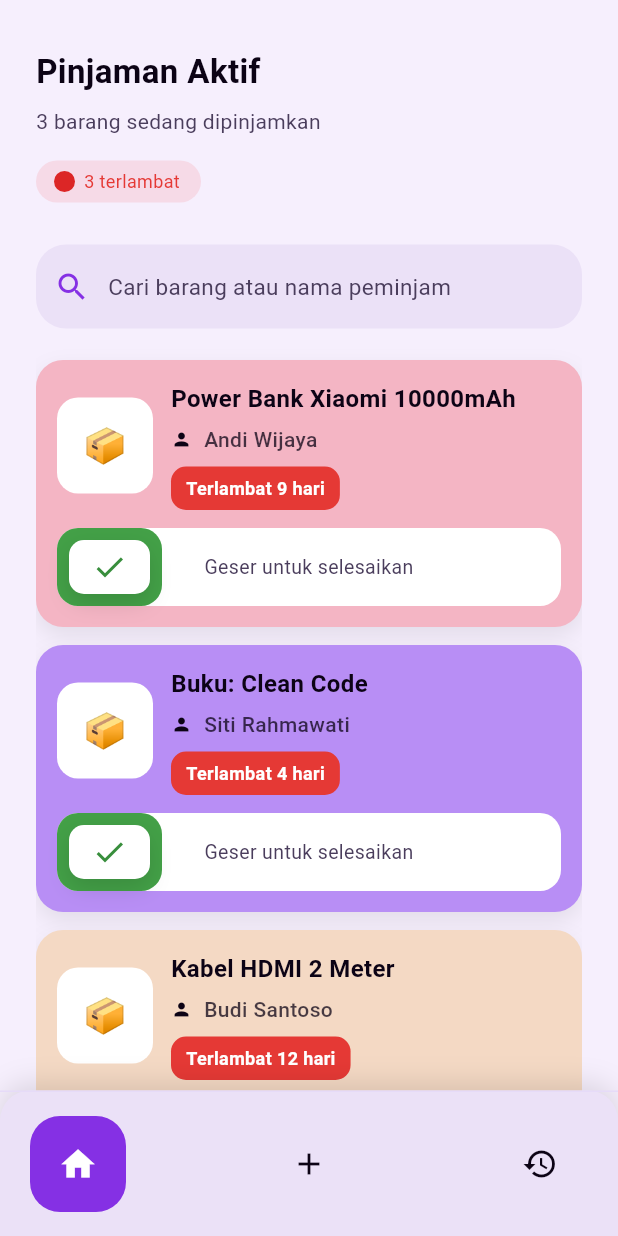
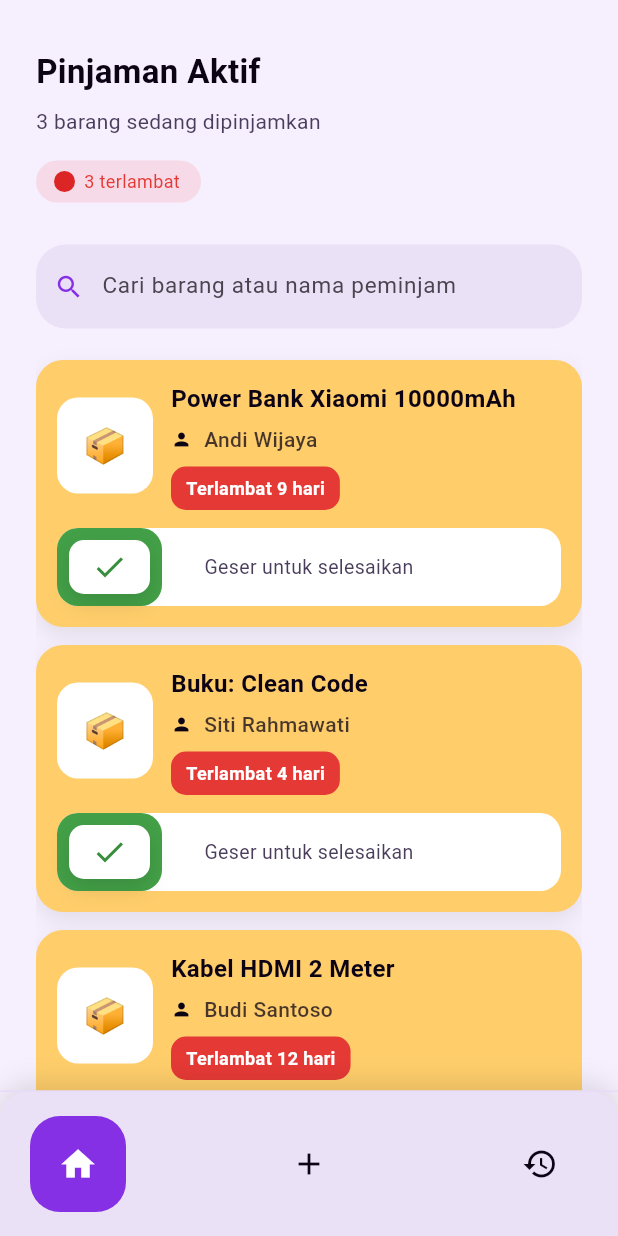
Before and after one commit to Nyot-Nyot/pinjam-in, a Flutter app: the HomeScreen screen opened directly, on a phone screen of 412 x 824 dp. Run offline on Flutter 3.47's test engine with Material 3 defaults, Android fonts, the phone set to English and light mode, and no system bars; our stand-ins replace flutter_contacts, flutter_svg, google_fonts; Roboto replaces fonts that are missing (Arimo).

Commit message:
feat(core): use shared pastel palette for item cards

```diff
--- a/lib/models/loan_item.dart
+++ b/lib/models/loan_item.dart
@@ -1,3 +1,5 @@
+import 'dart:math';
+
 import 'package:flutter/material.dart';
 
 class LoanItem {
@@ -18,4 +20,21 @@ class LoanItem {
   final String? note;
   final String? contact;
   final Color color;
+
+  // A small pastel palette used across the app.
+  static const List<Color> pastelPalette = [
+    Color(0xFFFF95B8), // warm pink
+    Color(0xFF7FD8FF), // ice blue
+    Color(0xFFFFCE6B), // peach/yellow
+    Color(0xFFB78CFF), // lavender
+    Color(0xFF79F0B0), // mint
+    Color(0xFFF4D9C4), // warm beige
+    Color(0xFFB88EF5), // soft purple
+  ];
+
+  /// Returns a random pastel color from the shared palette.
+  static Color randomPastel([Random? rng]) {
+    final r = rng ?? Random();
+    return pastelPalette[r.nextInt(pastelPalette.length)];
+  }
 }
--- a/lib/screens/add_item_screen.dart
+++ b/lib/screens/add_item_screen.dart
@@ -426,7 +426,7 @@ class _AddItemScreenState extends State<AddItemScreen> {
       contact: _contactController.text.trim().isEmpty
           ? null
           : _contactController.text.trim(),
-      color: widget.initial?.color ?? const Color(0xFFF4D9C4),
+      color: widget.initial?.color ?? LoanItem.randomPastel(),
     );
 
     Navigator.of(context).pop<LoanItem>(newItem);
--- a/lib/screens/home_screen.dart
+++ b/lib/screens/home_screen.dart
@@ -1,3 +1,5 @@
+import 'dart:async';
+
 import 'package:flutter/material.dart';
 import 'package:google_fonts/google_fonts.dart';
 
@@ -19,6 +21,10 @@ class _HomeScreenState extends State<HomeScreen> {
   late final PageController _pageController;
   double _pageValue = 0.0;
   LoanItem? _editingItem;
+  String _query = '';
+  late final TextEditingController _searchController;
+  late final FocusNode _searchFocusNode;
+  Timer? _searchDebounce;
 
   final List<LoanItem> _active = [
     LoanItem(
@@ -27,21 +33,21 @@ class _HomeScreenState extends State<HomeScreen> {
       borrower: 'Andi Wijaya',
       daysRemaining: -9,
       note: 'Kapasitas sudah berkurang, harap kembalikan sebelum 10 Okt',
-      color: const Color(0xFFF4B5C4),
+      color: LoanItem.randomPastel(),
     ),
     LoanItem(
       id: '2',
       title: 'Buku: Clean Code',
       borrower: 'Siti Rahmawati',
       daysRemaining: -4,
-      color: const Color(0xFFB88EF5),
+      color: LoanItem.randomPastel(),
     ),
     LoanItem(
       id: '3',
       title: 'Kabel HDMI 2 Meter',
       borrower: 'Budi Santoso',
       daysRemaining: -12,
-      color: const Color(0xFFF4D9C4),
+      color: LoanItem.randomPastel(),
     ),
   ];
 
@@ -109,15 +115,38 @@ class _HomeScreenState extends State<HomeScreen> {
           _pageValue = p;
         });
       });
+    _searchController = TextEditingController(text: '');
+    _searchFocusNode = FocusNode();
+    _searchController.addListener(() {
+      // update UI (clear button) immediately, but debounce the actual filtering
+      setState(() {});
+      _searchDebounce?.cancel();
+      _searchDebounce = Timer(const Duration(milliseconds: 200), () {
+        if (!mounted) return;
+        setState(() => _query = _searchController.text);
+      });
+    });
   }
 
   @override
   void dispose() {
     _pageController.dispose();
+    _searchController.dispose();
+    _searchFocusNode.dispose();
+    _searchDebounce?.cancel();
     super.dispose();
   }
 
   Widget _buildHome() {
+    final visible = _query.isEmpty
+        ? _active
+        : _active
+              .where(
+                (e) =>
+                    e.title.toLowerCase().contains(_query.toLowerCase()) ||
+                    e.borrower.toLowerCase().contains(_query.toLowerCase()),
+              )
+              .toList();
     return SafeArea(
       child: Column(
         children: [
@@ -139,7 +168,7 @@ class _HomeScreenState extends State<HomeScreen> {
                 ),
                 const SizedBox(height: 8.0),
                 Text(
-                  '${_active.length} barang sedang dipinjamkan',
+                  '${visible.length} barang sedang dipinjamkan',
                   style: GoogleFonts.arimo(
                     fontSize: 14,
                     color: const Color(0xFF4A3D5C),
@@ -192,15 +221,52 @@ class _HomeScreenState extends State<HomeScreen> {
                       borderRadius: BorderRadius.circular(20.0),
                     ),
                     child: Row(
+                      crossAxisAlignment: CrossAxisAlignment.center,
                       children: [
-                        const Icon(Icons.search, color: Color(0xFF8530E4)),
+                        const Icon(
+                          Icons.search,
+                          color: Color(0xFF8530E4),
+                          size: 20,
+                        ),
                         const SizedBox(width: 12.0),
                         Expanded(
-                          child: Text(
-                            'Cari barang atau nama peminjam',
-                            style: GoogleFonts.arimo(
-                              fontSize: 15,
-                              color: const Color(0xFF4A3D5C),
+                          child: Semantics(
+                            textField: true,
+                            label: 'Pencarian barang atau nama peminjam',
+                            child: TextField(
+                              controller: _searchController,
+                              focusNode: _searchFocusNode,
+                              textAlignVertical: TextAlignVertical.center,
+                              decoration: InputDecoration(
+                                border: InputBorder.none,
+                                hintText: 'Cari barang atau nama peminjam',
+                                isDense: true,
+                                contentPadding: const EdgeInsets.symmetric(
+                                  vertical: 14,
+                                ),
+                                suffixIcon: _searchController.text.isEmpty
+                                    ? null
+                                    : IconButton(
+                                        padding: EdgeInsets.zero,
+                                        constraints: const BoxConstraints(
+                                          minWidth: 32,
+                                          minHeight: 32,
+                                        ),
+                                        icon: const Icon(
+                                          Icons.clear,
+                                          size: 20,
+                                          color: Color(0xFF6B5E78),
+                                        ),
+                                        onPressed: () {
+                                          _searchController.clear();
+                                          _searchFocusNode.requestFocus();
+                                        },
+                                      ),
+                              ),
+                              style: GoogleFonts.arimo(
+                                fontSize: 15,
+                                color: const Color(0xFF4A3D5C),
+                              ),
                             ),
                           ),
                         ),
@@ -221,10 +287,10 @@ class _HomeScreenState extends State<HomeScreen> {
               padding: const EdgeInsets.symmetric(horizontal: 24.0),
               child: ListView.separated(
                 padding: const EdgeInsets.only(top: 8.0, bottom: 24.0),
-                itemCount: _active.length,
+                itemCount: visible.length,
                 separatorBuilder: (_, __) => const SizedBox(height: 12.0),
                 itemBuilder: (context, index) {
-                  final item = _active[index];
+                  final item = visible[index];
                   return _LoanCard(
                     key: ValueKey(item.id),
                     item: item,
```
